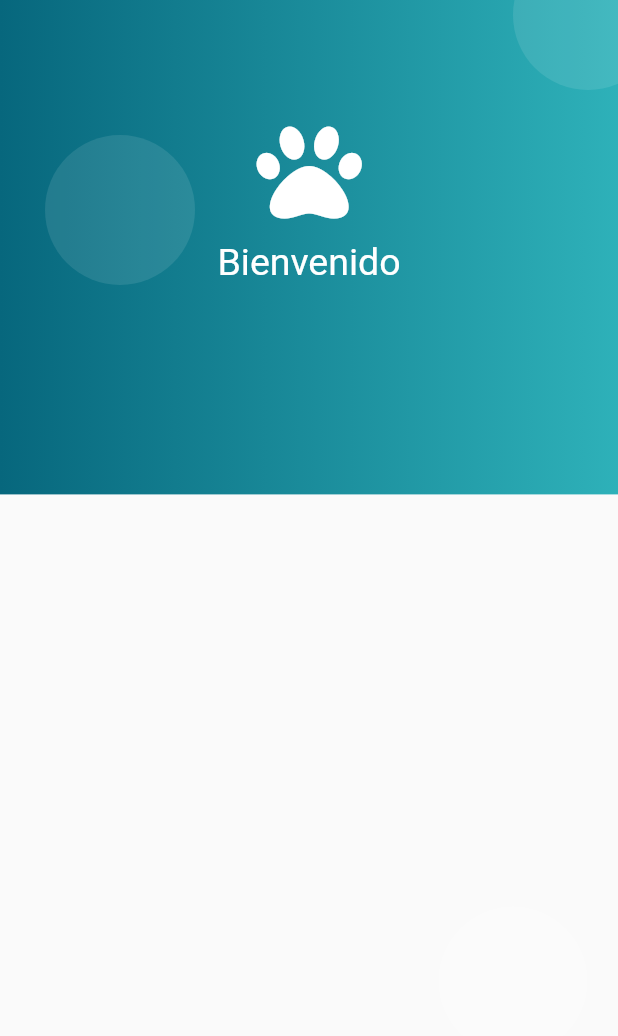
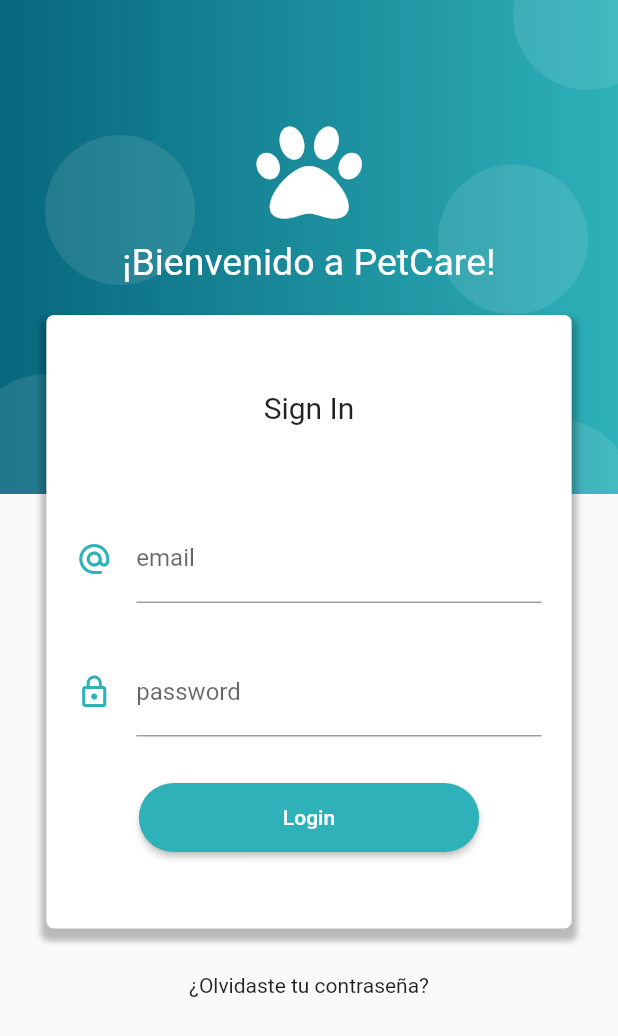
Before and after one commit to Codigcar/petcare-flutter, a Flutter app: the screen it shows after launch, on a phone screen of 412 x 824 dp. Shown: the top 1036 px of the screen. Run offline on Flutter 3.47's test engine with Material 2 defaults, Android fonts, the phone set to English and light mode, and no system bars; our stand-ins replace font_awesome_flutter.

Commit message:
Added Form Login && InputFields && ButtonLogin

```diff
--- a/lib/src/pages/login_page.dart
+++ b/lib/src/pages/login_page.dart
@@ -9,12 +9,14 @@ class LoginPage extends StatelessWidget {
       body: Stack(
         children: <Widget>[
           _createBackground(context),
+          _loginForm(context),
         ],
       ),
     );
   }
 
   Widget _createBackground(BuildContext context) {
+
     final totalSize = MediaQuery.of(context).size;
 
     final backgroundPetCare = Container(
@@ -31,8 +33,9 @@ class LoginPage extends StatelessWidget {
       width: 100.0,
       height: 100.0,
       decoration: BoxDecoration(
-          borderRadius: BorderRadius.circular(100.0),
-          color: Color.fromRGBO(255, 255, 255, 0.1)),
+         /*  borderRadius: BorderRadius.circular(100.0), */
+        shape: BoxShape.circle,
+        color: Color.fromRGBO(255, 255, 255, 0.1)),
     );
 
     return Stack(
@@ -45,15 +48,118 @@ class LoginPage extends StatelessWidget {
         Positioned(child: circle,bottom: -20.0,left: -20.0,),
         Container(
           padding: EdgeInsets.only(top: 80.0),
+          width: double.infinity,
+          height: 200.0,
+          alignment: Alignment.center,
+          color: Colors.transparent,
           child: Column(
             children: <Widget>[
               Icon(FontAwesomeIcons.paw,color: Colors.white,size: 70.0,),
-              SizedBox(height: 10.0, width: double.infinity, ),
-              Text('Bienvenido', style: TextStyle( color: Colors.white, fontSize:  25.0),)
+              SizedBox(height: 10.0,/* , width: double.infinity, */ ),
+              Text('¡Bienvenido a PetCare!', style: TextStyle( color: Colors.white, fontSize:  25.0),)
             ],
           ),
         )
       ],
     );
   }
+
+  Widget _loginForm(BuildContext context) {
+    final totalSize = MediaQuery.of(context).size;
+
+    return SingleChildScrollView(
+      child: Column(
+        children: <Widget>[
+
+          SafeArea(
+            child: Container(
+              height: 180.0,
+            )
+          ),
+
+          Container(
+            width: totalSize.width*0.85,
+            decoration: BoxDecoration(
+              color: Colors.white,
+              borderRadius: BorderRadius.circular(5.0),
+              boxShadow: <BoxShadow>[
+                BoxShadow(
+                  color: Colors.black26,
+                  blurRadius: 3.0,
+                  offset: Offset(0.0, 5.0),
+                  spreadRadius: 3.0
+                )
+              ],
+            ),
+            margin: EdgeInsets.symmetric(vertical: 30.0),
+            padding: EdgeInsets.symmetric(vertical: 50.0),
+            child: Column(
+              children: <Widget>[
+                Text('Sign In', style: TextStyle(fontSize: 20.0)),
+                SizedBox(height: 60.0),
+                _createEmail(),
+                SizedBox(height: 30.0),
+                _createPassword(),
+                SizedBox(height: 30.0),
+                _createButton(),
+              ],
+            ),
+          ),
+
+          Text('¿Olvidaste tu contraseña?'),
+          SizedBox(height: 100.0),
+
+
+        ],
+      ),
+    );
+  }
+
+  Widget _createEmail() {
+
+    return Container(
+      child: TextField(
+        keyboardType: TextInputType.emailAddress,
+        decoration: InputDecoration(
+          icon: Icon( Icons.alternate_email, color:Color.fromRGBO(46, 177, 185, 1.0) ),
+          hintText: 'example@mail.com',
+          labelText: 'email'
+        ),
+      ),
+      padding: EdgeInsets.symmetric(horizontal: 20.0),
+    );
+  }
+
+  Widget _createPassword() {
+
+      return Container(
+        child: TextField(
+          obscureText: true,
+          /* keyboardType: TextInputType.emailAddress, */
+          decoration: InputDecoration(
+            icon: Icon( Icons.lock_outline, color:Color.fromRGBO(46, 177, 185, 1.0) ),
+            /* hintText: 'example@mail.com', */
+            labelText: 'password'
+          ),
+        ),
+        padding: EdgeInsets.symmetric(horizontal: 20.0),
+      );
+  }
+
+  Widget _createButton() {
+
+    return RaisedButton(
+      child: Container(
+        child: Text('Login'),
+        padding: EdgeInsets.symmetric(horizontal: 80.0, vertical: 15.0),
+      ),
+      shape: RoundedRectangleBorder(borderRadius: BorderRadius.circular(25.0)),
+      /* elevation: 0.0, */
+      color:Color.fromRGBO(46, 177, 185, 1.0),
+      textColor: Colors.white,
+      onPressed: () {},
+      );
+  }
+
+
 }
```
